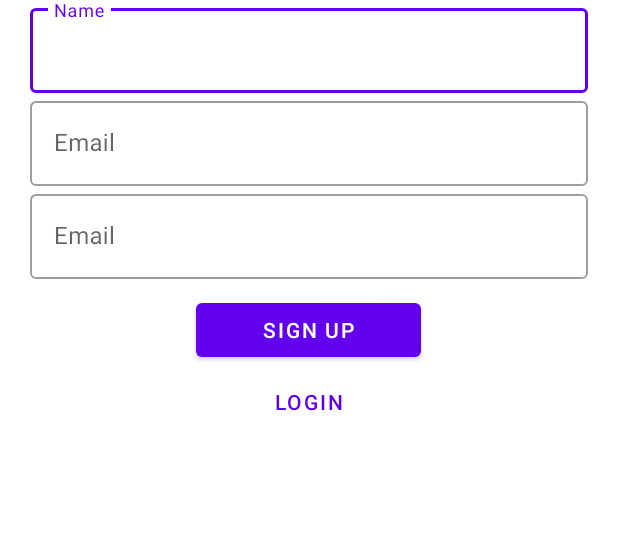
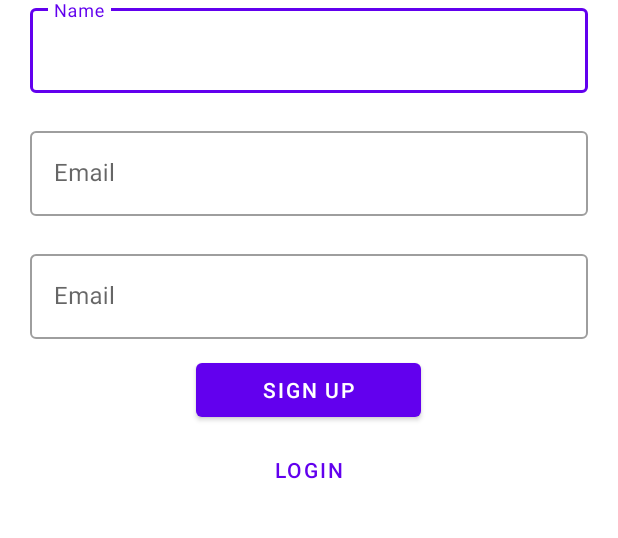
Before and after one commit to WillACosta/koChat, an Android app: the SignUpActivity screen opened directly, with no data from a screen before it, on a phone screen of 412 x 824 dp, the part 414-952 px from its top. Run offline under Robolectric (Android 15) with nearby library versions, the phone set to English and light mode, and no system bars.

Commit message:
refactor: change text_input spacing

```diff
--- a/app/src/main/res/layout/activity_login.xml
+++ b/app/src/main/res/layout/activity_login.xml
@@ -40,6 +40,7 @@
             android:layout_height="wrap_content"
             android:layout_below="@id/edt_email"
             android:hint="Password"
+            android:layout_marginTop="20dp"
             style="@style/Widget.MaterialComponents.TextInputLayout.OutlinedBox">
 
         <com.google.android.material.textfield.TextInputEditText
@@ -65,7 +66,7 @@
             android:layout_height="wrap_content"
             android:layout_below="@id/btn_login"
             android:layout_centerHorizontal="true"
-            android:layout_marginTop="10dp"
+            android:layout_marginTop="5dp"
             android:text="Sign Up"
             style="@style/Widget.MaterialComponents.Button.TextButton"
     />
--- a/app/src/main/res/layout/activity_sign_up.xml
+++ b/app/src/main/res/layout/activity_sign_up.xml
@@ -40,6 +40,7 @@
             android:layout_below="@id/edt_name"
             android:hint="Email"
             app:placeholderText="Your Email"
+            android:layout_marginTop="20dp"
             style="@style/Widget.MaterialComponents.TextInputLayout.OutlinedBox">
 
         <com.google.android.material.textfield.TextInputEditText
@@ -56,6 +57,7 @@
             android:layout_below="@id/edt_email"
             android:hint="Email"
             app:placeholderText="Your Email"
+            android:layout_marginTop="20dp"
             style="@style/Widget.MaterialComponents.TextInputLayout.OutlinedBox">
 
         <com.google.android.material.textfield.TextInputEditText
@@ -81,7 +83,7 @@
             android:layout_height="wrap_content"
             android:layout_below="@id/btn_sign_up"
             android:layout_centerHorizontal="true"
-            android:layout_marginTop="0dp"
+            android:layout_marginTop="5dp"
             android:text="Login"
             style="@style/Widget.MaterialComponents.Button.TextButton"
     />
```
